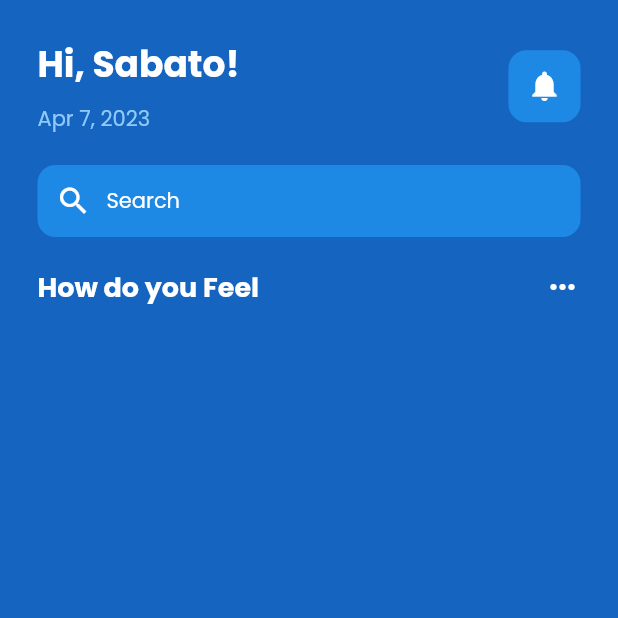
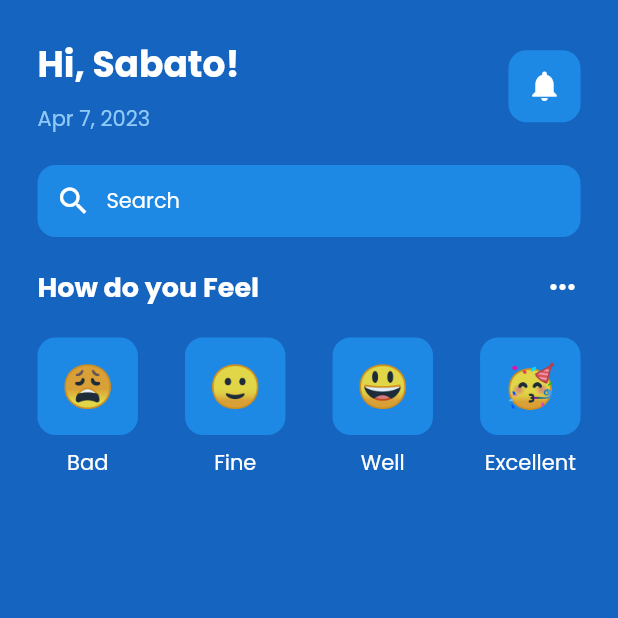
Before and after one commit to sabatohura/mentalapp-design, a Flutter app: the screen it shows after launch, on a phone screen of 412 x 824 dp, the top half of it. Run offline on Flutter 3.47's test engine with Material 2 defaults, Android fonts, the phone set to English and light mode, and no system bars; our stand-ins replace google_fonts.

Commit message:
emoticons utils

```diff
--- a/lib/pages/home_page.dart
+++ b/lib/pages/home_page.dart
@@ -2,6 +2,7 @@
 
 import 'package:flutter/material.dart';
 import 'package:intl/intl.dart';
+import 'package:mentalapp/pages/utils/emoticon_face.dart';
 
 class HomePage extends StatefulWidget {
   const HomePage({super.key});
@@ -107,6 +108,76 @@
                   )
                 ],
               ),
+              SizedBox(
+                height: 20,
+              ),
+              //emoticons sections
+
+              Row(
+                mainAxisAlignment: MainAxisAlignment.spaceBetween,
+                children: [
+                  //bad
+                  Column(
+                    children: [
+                      EmoticonFace(
+                        emoticonFace: '😩',
+                      ),
+                      SizedBox(
+                        height: 8,
+                      ),
+                      Text(
+                        'Bad',
+                        style: TextStyle(color: Colors.white),
+                      )
+                    ],
+                  ),
+                  // fine
+                  Column(
+                    children: [
+                      EmoticonFace(
+                        emoticonFace: '🙂',
+                      ),
+                      SizedBox(
+                        height: 8,
+                      ),
+                      Text(
+                        'Fine',
+                        style: TextStyle(color: Colors.white),
+                      )
+                    ],
+                  ),
+                  // well
+                  Column(
+                    children: [
+                      EmoticonFace(
+                        emoticonFace: '😃',
+                      ),
+                      SizedBox(
+                        height: 8,
+                      ),
+                      Text(
+                        'Well',
+                        style: TextStyle(color: Colors.white),
+                      )
+                    ],
+                  ),
+                  // excellent
+                  Column(
+                    children: [
+                      EmoticonFace(
+                        emoticonFace: '🥳',
+                      ),
+                      SizedBox(
+                        height: 8,
+                      ),
+                      Text(
+                        'Excellent',
+                        style: TextStyle(color: Colors.white),
+                      )
+                    ],
+                  ),
+                ],
+              )
             ],
           ),
         ),
--- /dev/null
+++ b/lib/pages/utils/emoticon_face.dart
@@ -0,0 +1,26 @@
+// ignore_for_file: prefer_const_constructors
+
+import 'package:flutter/material.dart';
+
+class EmoticonFace extends StatelessWidget {
+  final String emoticonFace;
+  const EmoticonFace({
+    super.key,
+    required this.emoticonFace,
+  });
+
+  @override
+  Widget build(BuildContext context) {
+    return Container(
+      decoration: BoxDecoration(
+          color: Colors.blue[600], borderRadius: BorderRadius.circular(12)),
+      padding: EdgeInsets.all(16),
+      child: Center(
+        child: Text(
+          emoticonFace,
+          style: TextStyle(fontSize: 28),
+        ),
+      ),
+    );
+  }
+}
```
